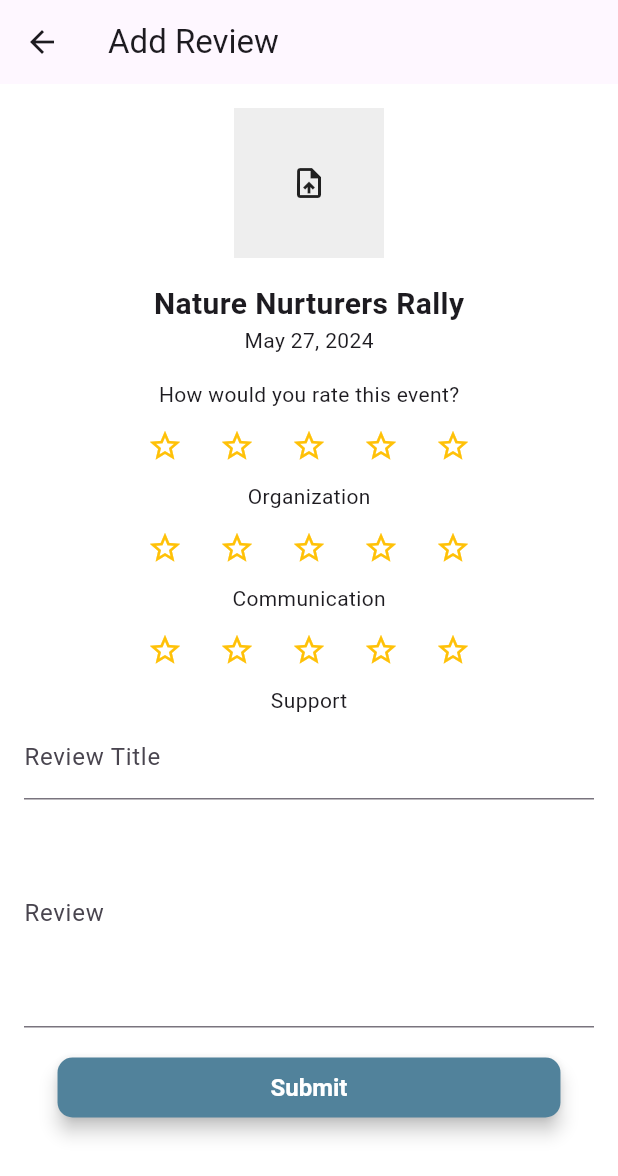
After one commit to CodingBlinders/we4us, a Flutter app: the ReviewScreen screen opened by its route, on a phone screen of 412 x 824 dp. The commit adds this screen. Shown: the top 1176 px of the screen. Run offline on Flutter 3.47's test engine with Material 2 defaults, Android fonts, the phone set to English and light mode, and no system bars; our stand-ins replace shared_preferences, toastification; accounts and stored records are empty; network calls fail; key blocks and very long unbroken strings in the code were emptied for the run.

Commit message:
navigation connected

```diff
--- a/lib/ManageApplications.dart
+++ b/lib/ManageApplications.dart
@@ -19,8 +19,9 @@ class ManageApplicationsScreen extends StatelessWidget {
       appBar: AppBar(
         title: Text('Manage Applications'),
         leading: IconButton(
-          icon: Icon(Icons.menu),
+          icon: Icon(Icons.arrow_back),
           onPressed: () {
+            Navigator.pop(context);
             // Handle menu button pressed
           },
         ),
--- a/lib/events.dart
+++ b/lib/events.dart
@@ -9,7 +9,7 @@ class Exploredevents extends StatelessWidget {
         leading: IconButton(
           icon: Icon(Icons.arrow_back),
           onPressed: () {
-            // Handle back button action here
+            Navigator.pop(context);
           },
         ),
       ),
--- /dev/null
+++ b/lib/review.dart
@@ -0,0 +1,113 @@
+import 'package:flutter/material.dart';
+
+
+
+class ReviewScreen extends StatefulWidget {
+  @override
+  _ReviewScreenState createState() => _ReviewScreenState();
+}
+
+class _ReviewScreenState extends State<ReviewScreen> {
+  int organizationRating = 0;
+  int communicationRating = 0;
+  int supportRating = 0;
+  TextEditingController titleController = TextEditingController();
+  TextEditingController reviewController = TextEditingController();
+
+  Widget buildStarRating(int rating, Function(int) onRatingChanged) {
+    return Row(
+      mainAxisSize: MainAxisSize.min,
+      children: List.generate(5, (index) {
+        return IconButton(
+          icon: Icon(
+            index < rating ? Icons.star : Icons.star_border,
+          ),
+          color: Colors.amber,
+          onPressed: () => onRatingChanged(index + 1),
+        );
+      }),
+    );
+  }
+
+  @override
+  Widget build(BuildContext context) {
+    return Scaffold(
+      appBar: AppBar(
+        title: Text('Add Review'),
+        leading: IconButton(
+          icon: Icon(Icons.arrow_back),
+          onPressed: () {
+            Navigator.pop(context);
+            // Handle back button pressed
+          },
+        ),
+      ),
+      body: Padding(
+        padding: const EdgeInsets.all(16.0),
+        child: SingleChildScrollView(
+          child: Column(
+            children: [
+              Container(
+                height: 100,
+                width: 100,
+                color: Colors.grey[200],
+                child: Icon(Icons.upload_file),
+              ),
+              SizedBox(height: 16),
+              Text(
+                'Nature Nurturers Rally',
+                style: TextStyle(fontSize: 20, fontWeight: FontWeight.bold),
+              ),
+              Text('May 27, 2024'),
+              SizedBox(height: 16),
+              Text('How would you rate this event?'),
+              buildStarRating(organizationRating, (rating) {
+                setState(() {
+                  organizationRating = rating;
+                });
+              }),
+              Text('Organization'),
+              buildStarRating(communicationRating, (rating) {
+                setState(() {
+                  communicationRating = rating;
+                });
+              }),
+              Text('Communication'),
+              buildStarRating(supportRating, (rating) {
+                setState(() {
+                  supportRating = rating;
+                });
+              }),
+              Text('Support'),
+              TextField(
+                controller: titleController,
+                decoration: InputDecoration(
+                  labelText: 'Review Title',
+                ),
+              ),
+              TextField(
+                controller: reviewController,
+                decoration: InputDecoration(
+                  labelText: 'Review',
+                ),
+                maxLines: 5,
+              ),
+              SizedBox(height: 16),
+              ElevatedButton(
+                onPressed: () {
+                  // Handle the submit action
+                  print('Title: ${titleController.text}');
+                  print('Review: ${reviewController.text}');
+                  print('Organization Rating: $organizationRating');
+                  print('Communication Rating: $communicationRating');
+                  print('Support Rating: $supportRating');
+                },
+                child: Text('Submit'),
+              ),
+            ],
+          ),
+        ),
+      ),
+    );
+  }
+}
--- a/lib/volunteersidebar.dart
+++ b/lib/volunteersidebar.dart
@@ -20,7 +20,7 @@ class volunteerDrawer extends StatelessWidget {
             leading: Icon(Icons.home),
             title: Text('Home'),
             onTap: () {
-              // Handle the tap event
+              Navigator.pushNamed(context, '/volunteerDashboard');
             },
           ),
           ListTile(
--- a/pubspec.yaml
+++ b/pubspec.yaml
@@ -38,6 +38,7 @@ dependencies:
   toastification: ^2.0.0
   shared_preferences: ^2.2.2
   http: ^1.1.0
+  flutter_rating_bar: ^4.0.1
 
 dev_dependencies:
   flutter_test:
```
Also changed, not shown: lib/ProfileScreen.dart (+14 -18 lines), lib/login.dart (+7 -5 lines), lib/main.dart (+7 -3 lines), lib/notifications.dart (added, +101 -0 lines), lib/sidebar.dart (+10 -5 lines), pubspec.lock.
